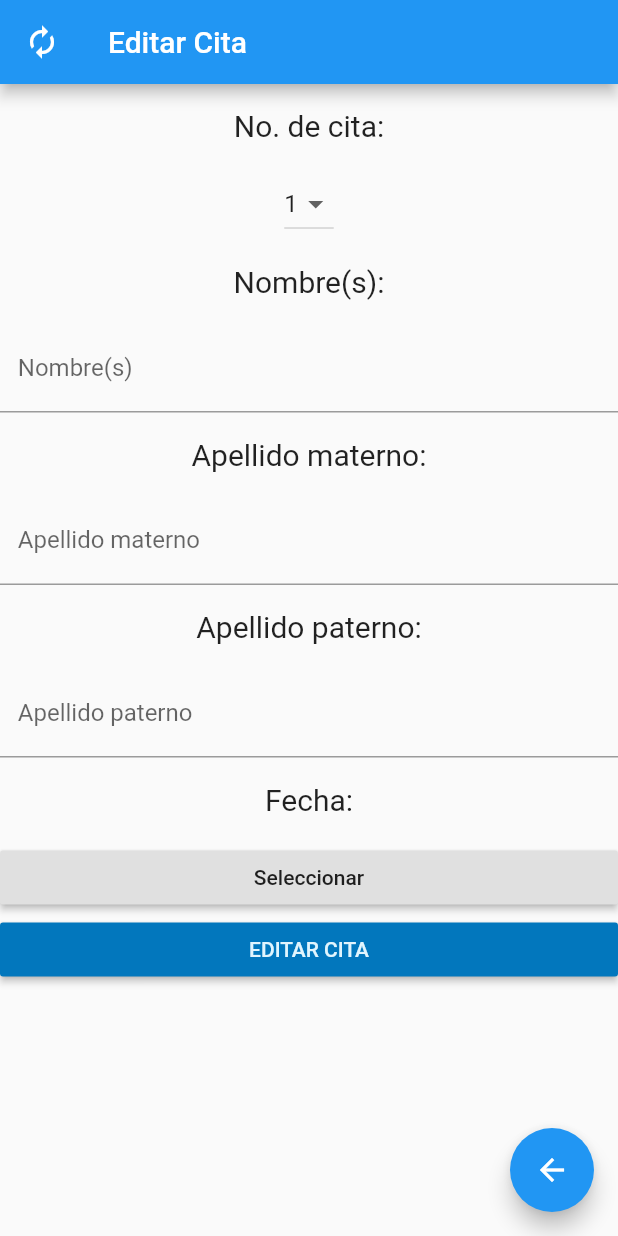
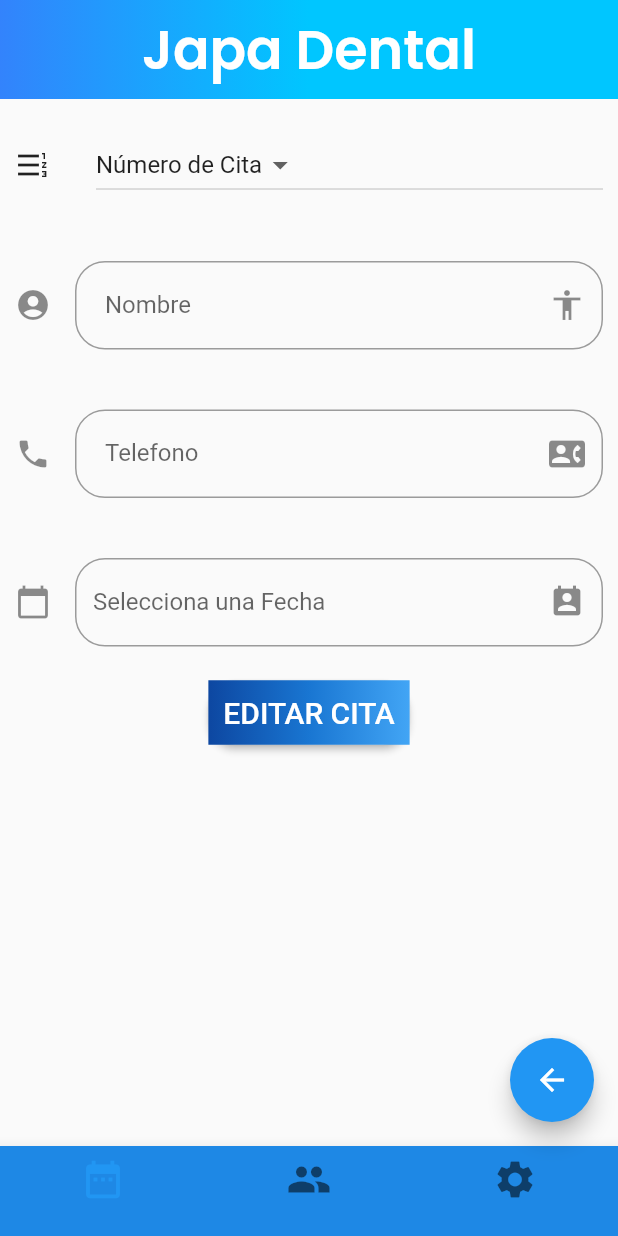
Before and after one commit to JalilManuel23/japa_dental, a Flutter app: the EditarCita screen opened by its route, on a phone screen of 412 x 824 dp. Run offline on Flutter 3.47's test engine with Material 2 defaults, Android fonts, the phone set to English and light mode, and no system bars.

Commit message:
version modificada de app de examen

```diff
--- a/lib/src/pages/editar_cita.dart
+++ b/lib/src/pages/editar_cita.dart
@@ -1,121 +1,199 @@
+import 'package:examen/src/pages/gradient_appbar.dart';
 import 'package:flutter/material.dart';
 
-class EditarCita extends StatelessWidget {
+class EditarCita extends StatefulWidget {
+
+  @override
+  _EditarCitaState createState() => _EditarCitaState();
+}
+
+class _EditarCitaState extends State<EditarCita> {
+  String _fecha = '';
+
+  TextEditingController _inputFieldDateControler = new TextEditingController();
+  List<String> _citas = ['Número de Cita', '1', '2', '3', '4'];
+
+  String _opcionSeleccionada = 'Número de Cita';
 
   @override
   Widget build(BuildContext context) {
     return Scaffold(
-      appBar: AppBar(
-        title: Text('Editar Cita'),
-        leading: Icon(Icons.autorenew),
-      ),
-      body: ListView(
-        children: [
-          ListTile(
-              title: Center(
-                child:Text('No. de cita:',
-                style: TextStyle(
-                  fontSize: 20
+      body: new Column(
+        children: <Widget>[
+          new GradientAppBar("Japa Dental"),
+          input(_crearDropdown()),
+          input(_crearInput()),
+          input(_crearInputTel()),
+          input(_crearFecha(context)),
+          RaisedButton(
+            onPressed: () {},
+            textColor: Colors.white,
+            padding: const EdgeInsets.all(0.0),
+            shape: RoundedRectangleBorder(
+              borderRadius: BorderRadius.circular(18.0),
+            ),
+            child: Container(
+              decoration: const BoxDecoration(
+                gradient: LinearGradient(
+                  colors: <Color>[
+                    Color(0xFF0D47A1),
+                    Color(0xFF1976D2),
+                    Color(0xFF42A5F5),
+                  ],
                 ),
               ),
+              padding: const EdgeInsets.all(10.0),
+              child:
+                  const Text('EDITAR CITA', style: TextStyle(fontSize: 20)),
             ),
           ),
-          Container(
-            child: Center(
-              // ignore: missing_required_param
-              child: DropdownButton(
-                items: [
-                  DropdownMenuItem(child: Text('1')),
-                  DropdownMenuItem(child: Text('2')),
-                  DropdownMenuItem(child: Text('3')),
-                  DropdownMenuItem(child: Text('4')),
-                  DropdownMenuItem(child: Text('5')),
-                  DropdownMenuItem(child: Text('6')),
-                ],
-                onChanged: (value){},
-              ),
-            ),
-          ),
-          ListTile(
-            title: Center(
-              child: Text('Nombre(s):',
-                style: TextStyle(
-                  fontSize: 20
-                ),
-              ),
-            ),
-          ),
-          TextField(
-            decoration: InputDecoration(
-              labelText: '   Nombre(s)'
-            ),
-          ),
-          ListTile(
-            title: Center(
-              child: Text('Apellido materno:',
-                style: TextStyle(
-                  fontSize: 20
-                ),
-              ),
-            ),
-          ),
-          TextField(
-            decoration: InputDecoration(
-              labelText: '   Apellido materno',
-            ),
-          ),
-          ListTile(
-            title: Center(
-              child: Text('Apellido paterno:',
-                style: TextStyle(
-                  fontSize: 20
-                ),
-              ),
-            ),
-          ),
-          TextField(
-            decoration: InputDecoration(
-              labelText: '   Apellido paterno'
-            ),
-          ),
-          ListTile(
-            title: Center(
-              child: Text('Fecha:',
-                style: TextStyle(
-                  fontSize: 20
-                ),
-              ),
-            ),
-          ),
-          RaisedButton(
-            onPressed: (){
-              showDatePicker(
-                context: context,
-                initialDate: DateTime.now(),
-                firstDate: DateTime(2000),
-                lastDate: DateTime(2025),
-                initialEntryMode: DatePickerEntryMode.input
-              );
-            },
-            child: Text('Seleccionar'),
-          ),
-          RaisedButton(
-            onPressed: (){},
-            child: Text('EDITAR CITA',
-              style: TextStyle(
-                color: Color(0xFFE1F5FE),
-              ),
-            ),
-            color: Color(0xFF0277BD),
-          )
         ],
       ),
       floatingActionButton: FloatingActionButton(
-      child: Icon(Icons.arrow_back),
-      onPressed: () {
-        Navigator.pop(context);
+        child: Icon(Icons.arrow_back),
+        onPressed: () {
+          Navigator.pop(context);
+        },
+      ),
+      bottomNavigationBar: _bottomNavigationBar(context),
+    );
+  }
+
+  Widget _crearInput() {
+    return TextField(
+      textCapitalization: TextCapitalization.sentences,
+      decoration: InputDecoration(
+        contentPadding: EdgeInsets.all(20.0),
+        border: OutlineInputBorder(
+          borderRadius: BorderRadius.circular(20.0)
+        ),
+        hintText: 'Nombre del paciente',
+        labelText: 'Nombre',
+        suffixIcon: Icon(Icons.accessibility),
+        icon: Icon(Icons.account_circle),
+      )
+    );
+  }
+
+  Widget _crearInputTel() {
+    return TextField(
+      textCapitalization: TextCapitalization.sentences,
+      decoration: InputDecoration(
+        contentPadding: EdgeInsets.all(20.0),
+        border: OutlineInputBorder(
+          borderRadius: BorderRadius.circular(20.0)
+        ),
+        hintText: 'Número de telefono',
+        labelText: 'Telefono',
+        suffixIcon: Icon(Icons.contact_phone),
+        icon: Icon(Icons.phone),
+      )
+    );
+  }
+
+  Widget input(Widget cajaTexto) {
+    return Container(
+      padding: EdgeInsets.symmetric(horizontal: 10.0, vertical: 20.0),
+      child: cajaTexto,
+    );
+  }
+
+ Widget _crearFecha(BuildContext context) {
+    return TextField(
+      enableInteractiveSelection: false,
+      controller: _inputFieldDateControler,
+      decoration: InputDecoration(
+        border: OutlineInputBorder(
+          borderRadius: BorderRadius.circular(20.0)
+        ),
+        hintText: 'Selecciona una Fecha',
+        labelText: 'Selecciona una Fecha',
+        suffixIcon: Icon(Icons.perm_contact_calendar),
+        icon: Icon(Icons.calendar_today),
+      ),
+      onTap: () {
+        FocusScope.of(context).requestFocus(new FocusNode());
+        _selectDate(context);
       },
-    ),
+    );
+  }
+
+  void _selectDate(BuildContext context) async {
+    DateTime picked = await showDatePicker(
+      context: context,
+      initialDate: new DateTime.now(),
+      firstDate: new DateTime(2018),
+      lastDate: new DateTime(2025),
+      locale: Locale('es', 'ES')
+    );
+
+    if(picked != null) {
+      setState(() {
+        _fecha = picked.toString();
+        _inputFieldDateControler.text = _fecha;
+      });
+    }
+
+  }
+
+  List <DropdownMenuItem<String>> getOpcionesDropdown() {
+    List<DropdownMenuItem<String>> lista = new List();
+
+    _citas.forEach((poder) {
+      lista.add(DropdownMenuItem(
+        child: Text(poder),
+        value: poder,
+      ));
+    });
+
+    return lista;
+  }
+
+  Widget _crearDropdown() {
+    return Row(
+      children: [
+        Icon(Icons.format_list_numbered_rtl),
+        SizedBox(width: 30.0,),
+        Expanded(
+            child: DropdownButton(
+            value: _opcionSeleccionada,
+            items: getOpcionesDropdown(),
+            onChanged: (opt) {
+              setState(() {
+                _opcionSeleccionada = opt;
+              });
+            },
+          ),
+        ),
+      ],
+    );
+  }
+
+  Widget _bottomNavigationBar(BuildContext context) {
+    return new Theme(
+      data: Theme.of(context).copyWith(
+        canvasColor: Colors.blue[600],
+        primaryColor: Colors.grey[500],
+        textTheme: Theme.of(context).textTheme.copyWith(
+          caption: TextStyle(color: Color.fromRGBO(237, 236, 236, 1.0))
+        )
+      ),
+      child: BottomNavigationBar(
+        items: [
+          BottomNavigationBarItem(
+            icon: Icon(Icons.date_range, size: 30.0),
+            title: Container(),
+          ),
+          BottomNavigationBarItem(
+            icon: Icon(Icons.people, size: 30.0),
+            title: Container(),
+          ),
+          BottomNavigationBarItem(
+            icon: Icon(Icons.settings, size: 30.0),
+            title: Container(),
+          ),
+        ],
+      ),
     );
   }
 }
```
Also changed, not shown: lib/src/pages/crear_cita.dart (+57 -0 lines), lib/src/pages/eliminar_cita.dart (+34 -8 lines), lib/src/pages/informacion.dart (+33 -7 lines).
